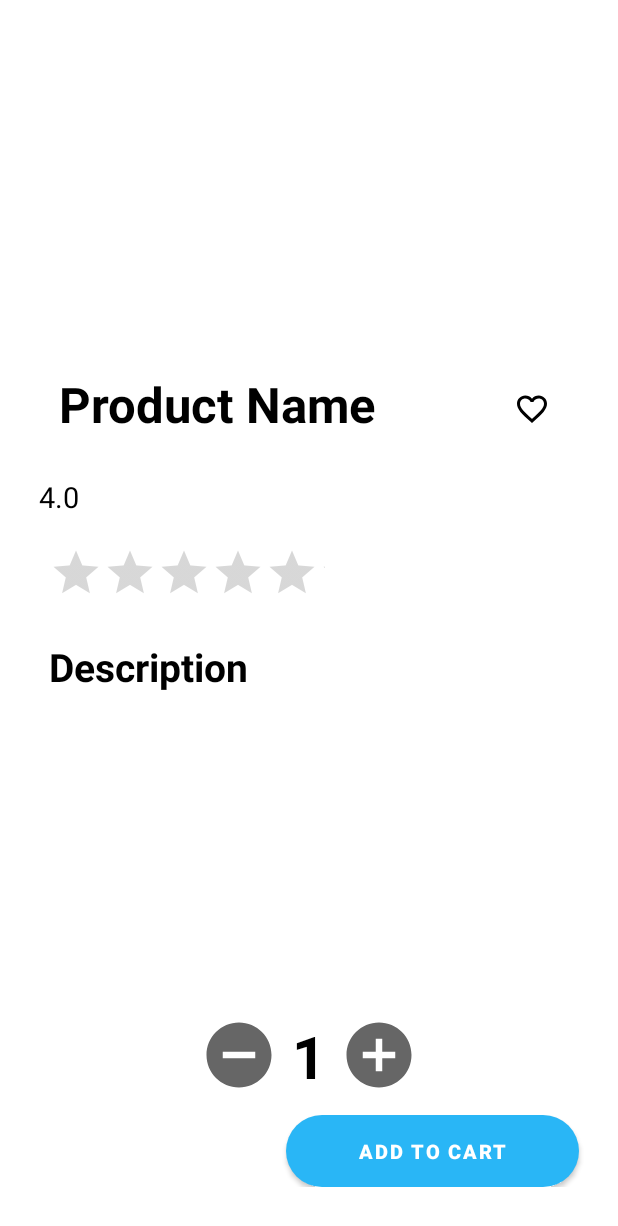
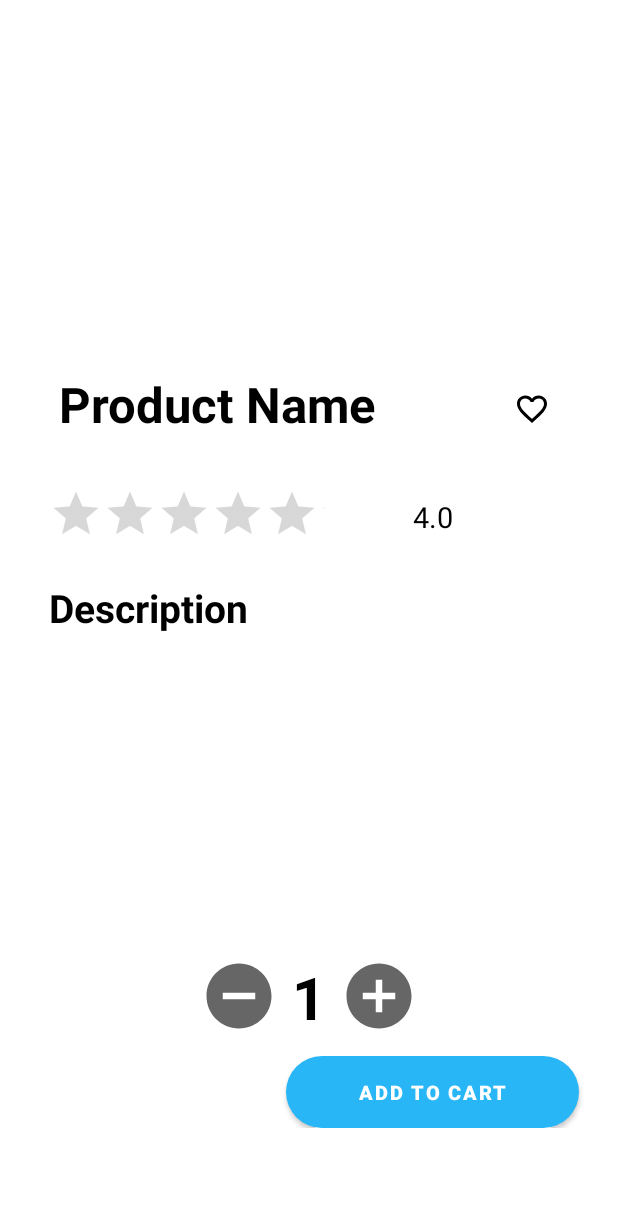
Before and after one commit to damvulong/Fani, an Android app: the DetailedActivity screen opened directly, with no data from a screen before it, on a phone screen of 412 x 824 dp. Shown: the top 1226 px of the screen. Run offline under Robolectric (Android 15) with nearby library versions, the phone set to English and light mode, and no system bars; our stand-ins replace Firebase (no records; nobody signed in at launch, a user with empty details on screens opened directly), sdp/ssp sizes; pictures from the network do not load.

Commit message:
update fix layout detail

```diff
--- a/app/src/main/java/com/example/fani/data/repositories/AuthAppRepository.java
+++ b/app/src/main/java/com/example/fani/data/repositories/AuthAppRepository.java
@@ -61,7 +61,7 @@ public class AuthAppRepository {
                         FirebaseUser firebaseUser = firebaseAuth.getCurrentUser();
                         firebaseUser.sendEmailVerification()
                                 .addOnSuccessListener(unused ->
-                                        Utilities.showToast(application.getApplicationContext(), "Veryfication Email has been sent"))
+                                        Utilities.showToast(application.getApplicationContext(), "Verification Email has been sent"))
                                 .addOnFailureListener(e ->
                                         Utilities.showToast(application.getApplicationContext(), "onFailure: Email not sent " + e.getMessage()));
                         userLiveData.postValue(firebaseAuth.getCurrentUser());
--- a/app/src/main/java/com/example/fani/presentation/fragment/home/HomeFragment.java
+++ b/app/src/main/java/com/example/fani/presentation/fragment/home/HomeFragment.java
@@ -142,9 +142,9 @@ public class HomeFragment extends Fragment {
         ImageSlider imageSlider = root.findViewById(R.id.image_slider);
         ArrayList<SlideModel> slideModels = new ArrayList<>();
 
-        slideModels.add(new SlideModel(R.drawable.discount1, "Discount On Furniture", ScaleTypes.FIT));
+        slideModels.add(new SlideModel("https://online.visual-paradigm.com/repository/images/3da74839-096a-40ed-8519-0cf1f2c098d9/facebook-ads-design/orange-home-furniture-sale-facebook-ad.png", "Discount On Furniture", ScaleTypes.FIT));
         slideModels.add(new SlideModel(R.drawable.discount2, "Discount On Furniture", ScaleTypes.FIT));
-        slideModels.add(new SlideModel(R.drawable.discount3, "Discount On Furniture", ScaleTypes.FIT));
+        slideModels.add(new SlideModel("https://bensonstone.com/wp-content/uploads/2022/11/BlackFriday-Flexsteel-LOweb.jpg", "Discount On Furniture", ScaleTypes.FIT));
 
         imageSlider.setImageList(slideModels, ScaleTypes.FIT);
 
--- a/app/src/main/res/layout/activity_detailed.xml
+++ b/app/src/main/res/layout/activity_detailed.xml
@@ -63,16 +63,22 @@
         app:icon="@drawable/ic_camera"
         app:iconTint="@color/black" />
 
+    <RelativeLayout
+        android:layout_width="wrap_content"
+        android:layout_height="wrap_content">
+
         <TextView
             android:id="@+id/txtRating"
             android:layout_width="wrap_content"
             android:layout_height="wrap_content"
+            android:paddingTop="@dimen/_10sdp"
             android:layout_marginLeft="@dimen/_20sdp"
             android:layout_marginTop="@dimen/_10sdp"
             android:layout_marginRight="@dimen/_20sdp"
             android:text="4.0"
             android:textColor="@color/black"
-        android:textSize="@dimen/_15sdp" />
+            android:textSize="@dimen/_15sdp"
+            android:layout_toEndOf="@id/rbRatingStar"/>
 
         <RatingBar
             android:id="@+id/rbRatingStar"
@@ -86,6 +92,7 @@
             android:numStars="5"
             android:padding="@dimen/_5sdp"
             android:stepSize="0.1" />
+    </RelativeLayout>
 
     <TextView
         android:layout_width="wrap_content"
--- a/app/src/main/res/layout/fragment_home.xml
+++ b/app/src/main/res/layout/fragment_home.xml
@@ -116,6 +116,7 @@
                     android:id="@+id/sflNewProducts"
                     android:layout_width="match_parent"
                     android:layout_height="match_parent"
+                    android:layout_marginTop="@dimen/_30sdp"
                     tools:ignore="MissingConstraints">
 
                     <LinearLayout
--- a/app/src/main/res/menu/bottom_nav_menu.xml
+++ b/app/src/main/res/menu/bottom_nav_menu.xml
@@ -8,7 +8,7 @@
     <item
         android:id="@+id/bottom_favorite"
         android:icon="@drawable/ic_favorite_border"
-        android:title="Search" />
+        android:title="Favorite" />
     <item
         android:id="@+id/bottom_cart"
         android:icon="@drawable/ic_cart"
--- a/app/src/main/res/menu/drawer_nav_menu.xml
+++ b/app/src/main/res/menu/drawer_nav_menu.xml
@@ -8,7 +8,7 @@
             android:icon="@drawable/ic_home" />
 
         <item android:id="@+id/nav_favorite"
-            android:title="Search"
+            android:title="Favorite"
             android:icon="@drawable/ic_favorite_border" />
 
         <item android:id="@+id/nav_cart"
```
Lines whose indentation alone changed are shown as unchanged.
